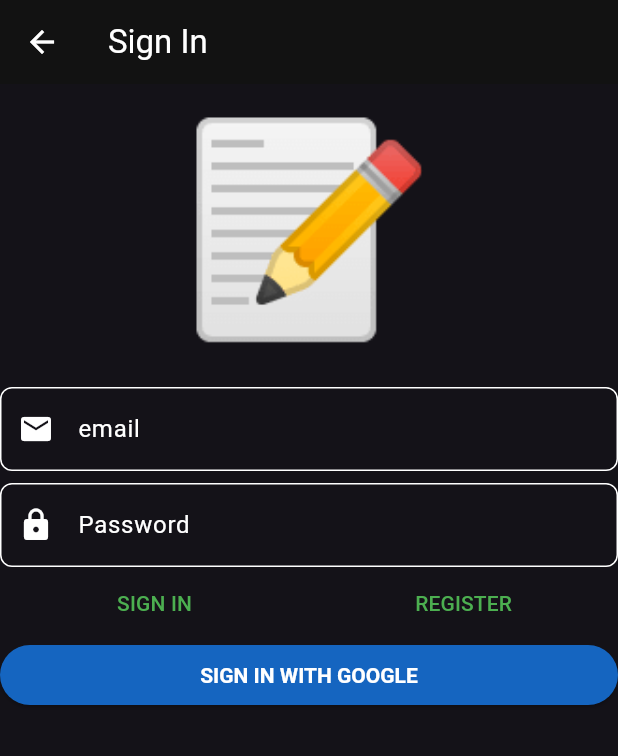
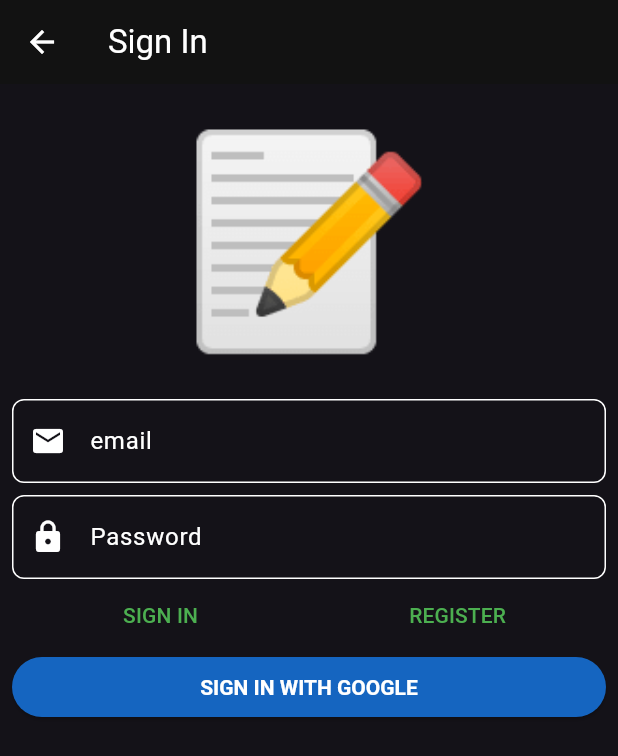
Before and after one commit to Abdullah104/domain_driven_design, a Flutter app: the SignInPage screen opened by its route, on a phone screen of 412 x 824 dp. Shown: the top 756 px of the screen. Run offline on Flutter 3.47's test engine with Material 3 defaults, Android fonts, the phone set to English and light mode, and no system bars; our stand-ins replace another_flushbar, auto_route, firebase_auth, firebase_core, flutter_bloc, fpdart and 3 more; accounts and stored records are empty.

```diff
--- a/lib/domain/core/failures.dart
+++ b/lib/domain/core/failures.dart
@@ -1,18 +1,51 @@
 sealed class ValueFailure<T> {
   const ValueFailure();
 
-  const factory ValueFailure.invalidEmail(String failedValue) = InvalidEmail;
-  const factory ValueFailure.shortPassword(String failedValue) = ShortPassword;
+  const factory ValueFailure.invalidEmail(T failedValue) = InvalidEmail;
+  const factory ValueFailure.shortPassword(T failedValue) = ShortPassword;
+
+  const factory ValueFailure.exceedingLength(T failedValue, int max) =
+      ExceedingLength;
+
+  const factory ValueFailure.empty(T failedValue) = Empty;
+  const factory ValueFailure.multiLine(T failedValue) = MultiLine;
+  const factory ValueFailure.listTooLong(T failedValue, int max) = ListTooLong;
 }
 
 class InvalidEmail<T> extends ValueFailure<T> {
-  final String failedValue;
+  final T failedValue;
 
   const InvalidEmail(this.failedValue);
 }
 
 class ShortPassword<T> extends ValueFailure<T> {
-  final String failedValue;
+  final T failedValue;
 
   const ShortPassword(this.failedValue);
 }
+
+class ExceedingLength<T> extends ValueFailure<T> {
+  final T failedValue;
+  final int max;
+
+  const ExceedingLength(this.failedValue, this.max);
+}
+
+class Empty<T> extends ValueFailure<T> {
+  final T failedValue;
+
+  const Empty(this.failedValue);
+}
+
+class MultiLine<T> extends ValueFailure<T> {
+  final T failedValue;
+
+  const MultiLine(this.failedValue);
+}
+
+class ListTooLong<T> extends ValueFailure<T> {
+  final T failedValue;
+  final int max;
+
+  const ListTooLong(this.failedValue, this.max);
+}
--- a/lib/infrastructure/authentication/firebase_authentication_facade.dart
+++ b/lib/infrastructure/authentication/firebase_authentication_facade.dart
@@ -52,7 +52,8 @@ class FirebaseAuthenticationFacade implements AuthenticationFacade {
       return right(unit);
     } on FirebaseAuthException catch (exception) {
       if (exception.code == 'wrong-password' ||
-          exception.code == 'user-not-found') {
+          exception.code == 'user-not-found' ||
+          exception.code == 'invalid-credential') {
         return left(
           const AuthenticationFailure.invalidEmailAndPasswordCombination(),
         );
--- a/lib/presentation/sign_in/widgets/sign_in_form.dart
+++ b/lib/presentation/sign_in/widgets/sign_in_form.dart
@@ -35,6 +35,7 @@ class SignInForm extends StatelessWidget {
             false => AutovalidateMode.disabled,
           },
           child: ListView(
+            padding: const EdgeInsets.all(8),
             children: [
               const Text(
                 '📝',
@@ -121,6 +122,10 @@ class SignInForm extends StatelessWidget {
                 ),
                 child: const Text('SIGN IN WITH GOOGLE'),
               ),
+              if (state.isSubmitting) ...[
+                const SizedBox(height: 8),
+                const LinearProgressIndicator(),
+              ],
             ],
           ),
         );
```
Also changed, not shown: lib/presentation/splash/splash_page.dart (+1 -7 lines).
